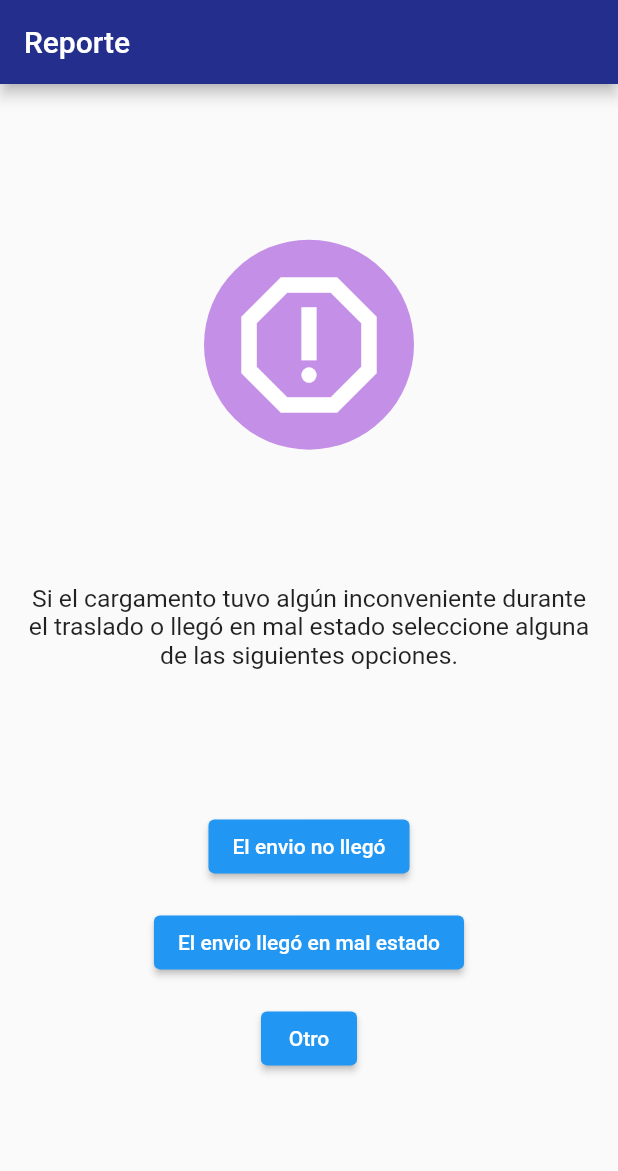
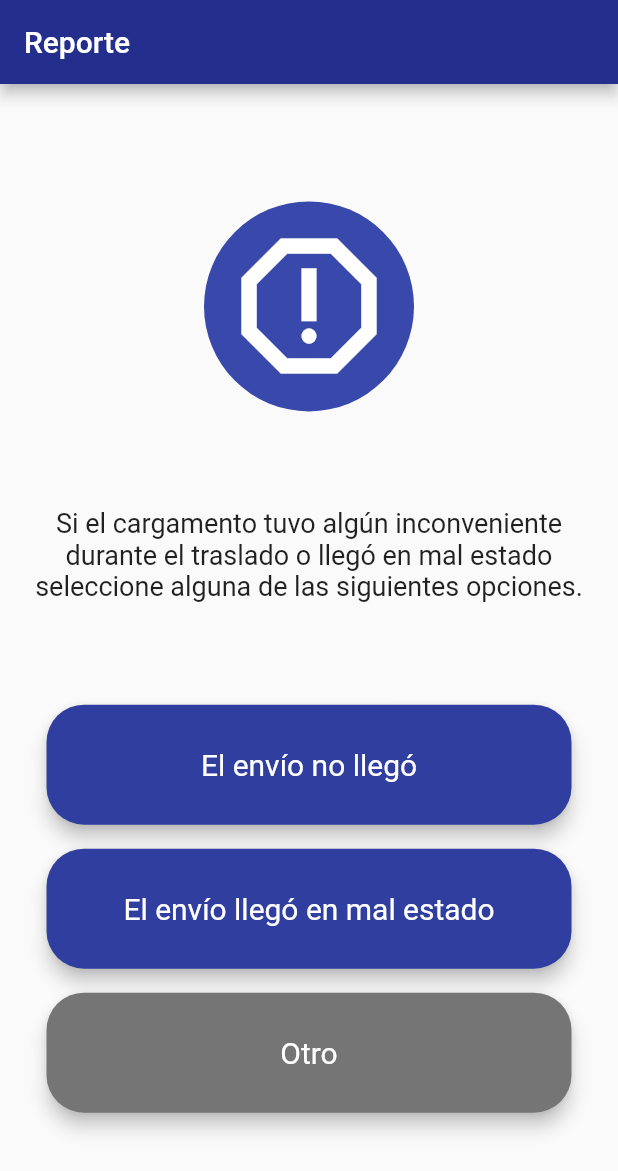
Before and after one commit to JulianFernandez28/ProyectoExportacion, a Flutter app: the screen it shows after launch, on a phone screen of 412 x 824 dp. Shown: the top 1171 px of the screen. Run offline on Flutter 3.47's test engine with Material 2 defaults, Android fonts, the phone set to English and light mode, and no system bars; our stand-ins replace logger.

Commit message:
Cambios de diseño

```diff
--- a/proyectoexportacion/lib/pages/reports.dart
+++ b/proyectoexportacion/lib/pages/reports.dart
@@ -1,9 +1,9 @@
 import 'package:flutter/material.dart';
 import 'package:proyectoexportacion/pages/report_description.dart';
+import '../widgets/report_option_buttons.dart';
 
 class Reports extends StatelessWidget {
   const Reports({super.key});
-
 
   @override
   Widget build(BuildContext context) {
@@ -27,7 +27,7 @@ class Reports extends StatelessWidget {
                 margin: const EdgeInsets.all(4.0),
                 decoration: const BoxDecoration(
                   shape: BoxShape.circle,
-                  color: Color.fromARGB(255, 196, 143, 231),
+                  color: Color(0xFF3949AB),
                 ),
                 child: const Padding(
                     padding: EdgeInsets.all(10.0),
@@ -46,7 +46,7 @@ class Reports extends StatelessWidget {
                   Text(
                       'Si el cargamento tuvo algún inconveniente durante el traslado o llegó en mal estado seleccione alguna de las siguientes opciones.',
                       style: TextStyle(
-                        fontSize: 16.5,
+                        fontSize: 18,
                       ),
                       textAlign: TextAlign.center),
                 ],
@@ -54,37 +54,9 @@ class Reports extends StatelessWidget {
               Column(
                 mainAxisAlignment: MainAxisAlignment.spaceEvenly,
                 children: [
-                  Padding(
-                    padding: const EdgeInsets.all(8.0),
-                    child: ElevatedButton(
-                        onPressed: () {
-                          type = 'El envio no llegó';
-                          Navigator.push(
-                              context,
-                              MaterialPageRoute(
-                                  builder: (context) =>
-                                      ReportDescription(type: type)));
-                        },
-                        child: const Text('El envio no llegó')),
-                  ),
-                  Padding(
-                    padding: const EdgeInsets.all(8.0),
-                    child: ElevatedButton(
-                        onPressed: () {
-                          type = 'El envio llegó en mal estado';
-                          Navigator.push(
-                              context,
-                              MaterialPageRoute(
-                                  builder: (context) =>
-                                      ReportDescription(type: type)));
-                        },
-                        child: const Text('El envio llegó en mal estado')),
-                  ),
-                  Padding(
-                    padding: const EdgeInsets.all(8.0),
-                    child: ElevatedButton(
-                        onPressed: () {}, child: const Text('Otro')),
-                  ),
+                  ReportOptionButtons(type: 'El envío no llegó', color: Colors.indigo.shade700),
+                  ReportOptionButtons(type: 'El envío llegó en mal estado', color: Colors.indigo.shade700),
+                  ReportOptionButtons(type: 'Otro', color: Colors.grey.shade600),
                 ],
               )
             ],
--- a/proyectoexportacion/lib/providers/report_provider.dart
+++ b/proyectoexportacion/lib/providers/report_provider.dart
@@ -18,6 +18,7 @@ class ReportProvider extends ChangeNotifier {
       Uri.parse('http://www.transhipper.somee.com/api/envios/reports'),
       headers: <String, String>{
         'Content-Type': 'application/json; charset=UTF-8',
+        'Authorization': 'Bearer unknow'
       },
       body: jsonEncode(report),
     );
@@ -36,7 +37,6 @@ class ReportProvider extends ChangeNotifier {
         ScaffoldMessenger.of(context).showSnackBar(
           SnackBar(content: Text('Error: ${response.statusCode}!')),
         );
-
       }
     }
   }
--- /dev/null
+++ b/proyectoexportacion/lib/widgets/report_option_buttons.dart
@@ -0,0 +1,36 @@
+import 'package:flutter/material.dart';
+import 'package:proyectoexportacion/pages/report_description.dart';
+
+class ReportOptionButtons extends StatelessWidget {
+  const ReportOptionButtons({
+    required this.type,
+    required this.color,
+    super.key,
+  });
+
+  final String type;
+  final Color color;
+
+  @override
+  Widget build(BuildContext context) {
+    return Padding(
+      padding: const EdgeInsets.all(8.0),
+      child: ElevatedButton(
+          onPressed: () {
+            Navigator.push(
+                context,
+                MaterialPageRoute(
+                    builder: (context) => ReportDescription(type: type)));
+          },
+          style: ElevatedButton.styleFrom(
+            fixedSize: Size(350, 80),
+            textStyle: TextStyle(fontSize: 20),
+            backgroundColor: color,
+            shape: RoundedRectangleBorder(borderRadius: BorderRadius.circular(25)),
+            shadowColor: Colors.black,
+            elevation: 5,
+          ),
+          child: Text(type)),
+    );
+  }
+}
```
Also changed, not shown: proyectoexportacion/lib/pages/report_descripton_option.dart (added, +16 -0 lines), proyectoexportacion/lib/widgets/Report_body.dart (+17 -15 lines), proyectoexportacion/lib/widgets/dialog_prueba.dart (deleted), 1 other file.
